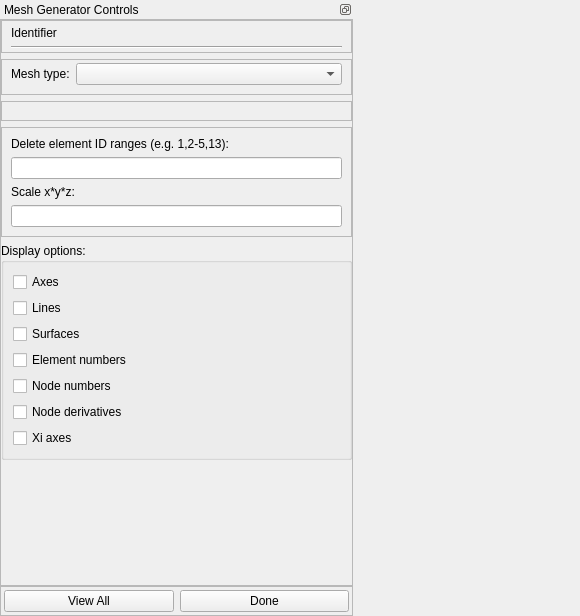
Before: the Qt Designer form mapclientplugins/meshgeneratorstep/qt/meshgeneratorwidget.ui in ABI-Software/scaffoldmaker, drawn with Qt 5.
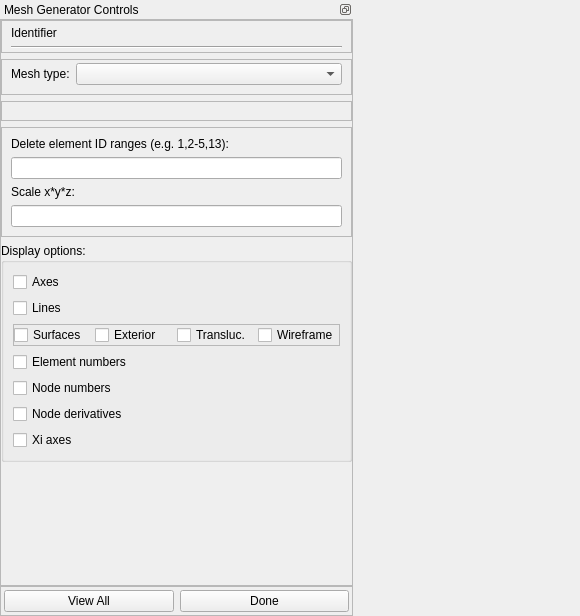
After: the same form once the commit is applied. Custom widgets are drawn as their Qt base class.

Commit message: Add surfaces exterior translucent wireframe control

Diff of the .ui file:
```diff
--- a/mapclientplugins/meshgeneratorstep/qt/meshgeneratorwidget.ui
+++ b/mapclientplugins/meshgeneratorstep/qt/meshgeneratorwidget.ui
@@ -88,8 +88,8 @@
            <rect>
             <x>0</x>
             <y>0</y>
-            <width>351</width>
-            <height>552</height>
+            <width>364</width>
+            <height>531</height>
            </rect>
           </property>
           <property name="sizePolicy">
@@ -240,10 +240,46 @@
                  </widget>
                 </item>
                 <item>
-                 <widget class="QCheckBox" name="displaySurfaces_checkBox">
-                  <property name="text">
-                   <string>Surfaces</string>
+                 <widget class="QFrame" name="displaySurfaces_frame">
+                  <property name="frameShape">
+                   <enum>QFrame::StyledPanel</enum>
                   </property>
+                  <property name="frameShadow">
+                   <enum>QFrame::Raised</enum>
+                  </property>
+                  <layout class="QHBoxLayout" name="horizontalLayout_3">
+                   <property name="margin">
+                    <number>0</number>
+                   </property>
+                   <item>
+                    <widget class="QCheckBox" name="displaySurfaces_checkBox">
+                     <property name="text">
+                      <string>Surfaces</string>
+                     </property>
+                    </widget>
+                   </item>
+                   <item>
+                    <widget class="QCheckBox" name="displaySurfacesExterior_checkBox">
+                     <property name="text">
+                      <string>Exterior</string>
+                     </property>
+                    </widget>
+                   </item>
+                   <item>
+                    <widget class="QCheckBox" name="displaySurfacesTranslucent_checkBox">
+                     <property name="text">
+                      <string>Transluc.</string>
+                     </property>
+                    </widget>
+                   </item>
+                   <item>
+                    <widget class="QCheckBox" name="displaySurfacesWireframe_checkBox">
+                     <property name="text">
+                      <string>Wireframe</string>
+                     </property>
+                    </widget>
+                   </item>
+                  </layout>
                  </widget>
                 </item>
                 <item>
```
The commit also changes 3 other files.
